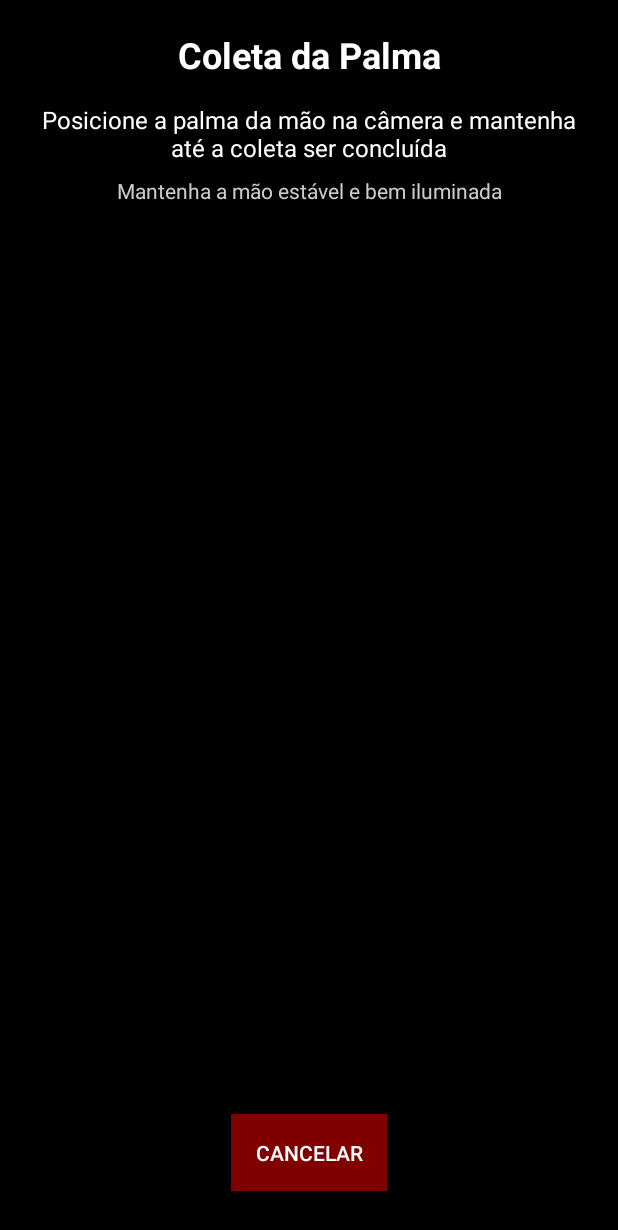
After one commit to goulart-alexandre/PalmVein, an Android app: the layout activity_camera_collect.xml on its own in the app's theme, with its tools: preview values and no code run, on a phone screen of 412 x 824 dp. The commit adds this screen. Shown: the top 1230 px of the screen. Run offline under Robolectric (Android 15) with nearby library versions, the phone set to English and light mode, and no system bars.

Commit message:
Abertura da camera para captura da palm

```diff
--- a/app/src/main/AndroidManifest.xml
+++ b/app/src/main/AndroidManifest.xml
@@ -28,6 +28,10 @@
         <activity
             android:name="com.hfims.android.lib.palm.RegisterActivity"
             android:exported="false" />
+        <activity
+            android:name="com.hfims.android.lib.palm.CameraCollectActivity"
+            android:exported="false"
+            android:screenOrientation="portrait" />
     </application>
 
 </manifest>
--- /dev/null
+++ b/app/src/main/res/layout/activity_camera_collect.xml
@@ -0,0 +1,65 @@
+<?xml version="1.0" encoding="utf-8"?>
+<RelativeLayout xmlns:android="http://schemas.android.com/apk/res/android"
+    android:layout_width="match_parent"
+    android:layout_height="match_parent"
+    android:background="#000000">
+
+    <!-- Container da câmera -->
+    <RelativeLayout
+        android:id="@+id/rl_container_camera_collect"
+        android:layout_width="match_parent"
+        android:layout_height="match_parent"
+        android:background="#000000" />
+
+    <!-- Overlay com instruções -->
+    <LinearLayout
+        android:layout_width="match_parent"
+        android:layout_height="wrap_content"
+        android:layout_alignParentTop="true"
+        android:orientation="vertical"
+        android:padding="20dp"
+        android:background="#80000000">
+
+        <TextView
+            android:layout_width="match_parent"
+            android:layout_height="wrap_content"
+            android:text="Coleta da Palma"
+            android:textSize="24sp"
+            android:textStyle="bold"
+            android:textColor="#FFFFFF"
+            android:gravity="center"
+            android:layout_marginBottom="16dp" />
+
+        <TextView
+            android:layout_width="match_parent"
+            android:layout_height="wrap_content"
+            android:text="Posicione a palma da mão na câmera e mantenha até a coleta ser concluída"
+            android:textSize="16sp"
+            android:textColor="#FFFFFF"
+            android:gravity="center"
+            android:layout_marginBottom="8dp" />
+
+        <TextView
+            android:layout_width="match_parent"
+            android:layout_height="wrap_content"
+            android:text="Mantenha a mão estável e bem iluminada"
+            android:textSize="14sp"
+            android:textColor="#CCCCCC"
+            android:gravity="center" />
+
+    </LinearLayout>
+
+    <!-- Botão de cancelar -->
+    <Button
+        android:id="@+id/btn_cancel"
+        android:layout_width="wrap_content"
+        android:layout_height="wrap_content"
+        android:layout_alignParentBottom="true"
+        android:layout_centerHorizontal="true"
+        android:layout_marginBottom="30dp"
+        android:text="Cancelar"
+        android:textColor="#FFFFFF"
+        android:background="#80FF0000"
+        android:padding="16dp" />
+
+</RelativeLayout>
```
Also changed, not shown: app/src/main/java/com/hfims/android/lib/palm/CameraCollectActivity.java (added, +189 -0 lines), app/src/main/java/com/hfims/android/lib/palm/RegisterActivity.java (+31 -156 lines), app/src/main/res/layout/activity_register.xml (+0 -14 lines).
